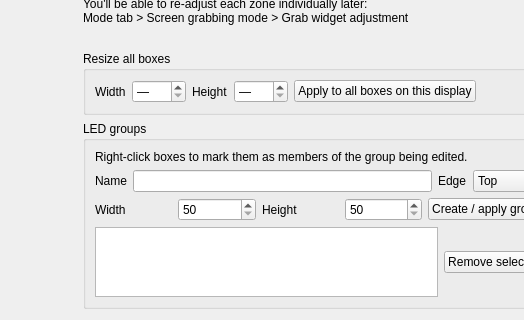
Qt form Software/src/wizard/ZonePlacementPage.ui (locasmendes/Lightpack) before a commit; both pictures show x 0 to 524 and y 200 to 520 of the 640 by 520 pixel window.
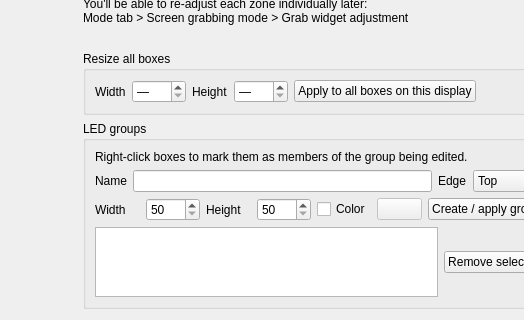
The same form after that commit. Icons and pictures are not drawn. Custom widgets are drawn as their Qt base class.

Commit message: Add per-group color override for Constant mode (Fase 2)

The edit to the form file:
```diff
--- a/Software/src/wizard/ZonePlacementPage.ui
+++ b/Software/src/wizard/ZonePlacementPage.ui
@@ -566,6 +566,23 @@
           </property>
          </widget>
         </item>
+        <item>
+         <widget class="QCheckBox" name="checkBox_GroupHasColor">
+          <property name="text">
+           <string>Color</string>
+          </property>
+          <property name="toolTip">
+           <string>Applies a fixed color to this group's members in Constant color mode only (ignored in Liquid mode).</string>
+          </property>
+         </widget>
+        </item>
+        <item>
+         <widget class="ColorButton" name="pushButton_GroupColor">
+          <property name="enabled">
+           <bool>false</bool>
+          </property>
+         </widget>
+        </item>
         <item>
          <widget class="QPushButton" name="pushButton_GroupApply">
           <property name="text">
@@ -646,4 +663,11 @@
  </tabstops>
  <resources/>
  <connections/>
+ <customwidgets>
+  <customwidget>
+   <class>ColorButton</class>
+   <extends>QPushButton</extends>
+   <header>ColorButton.hpp</header>
+  </customwidget>
+ </customwidgets>
 </ui>
```
The commit also changes 16 other files.
